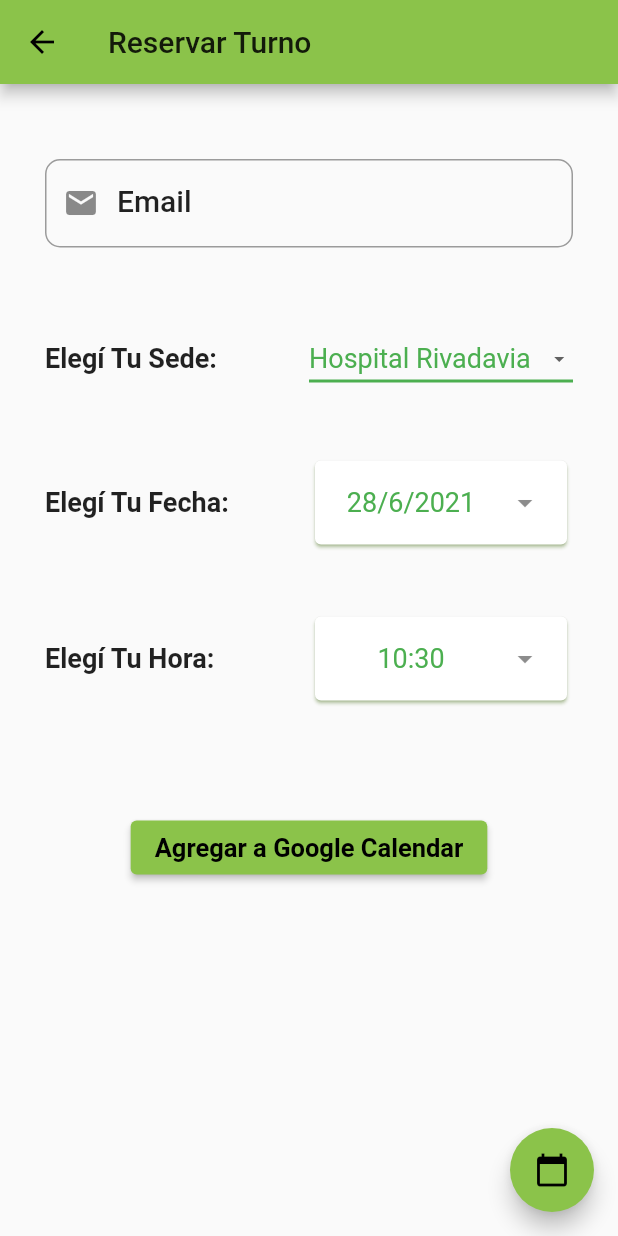
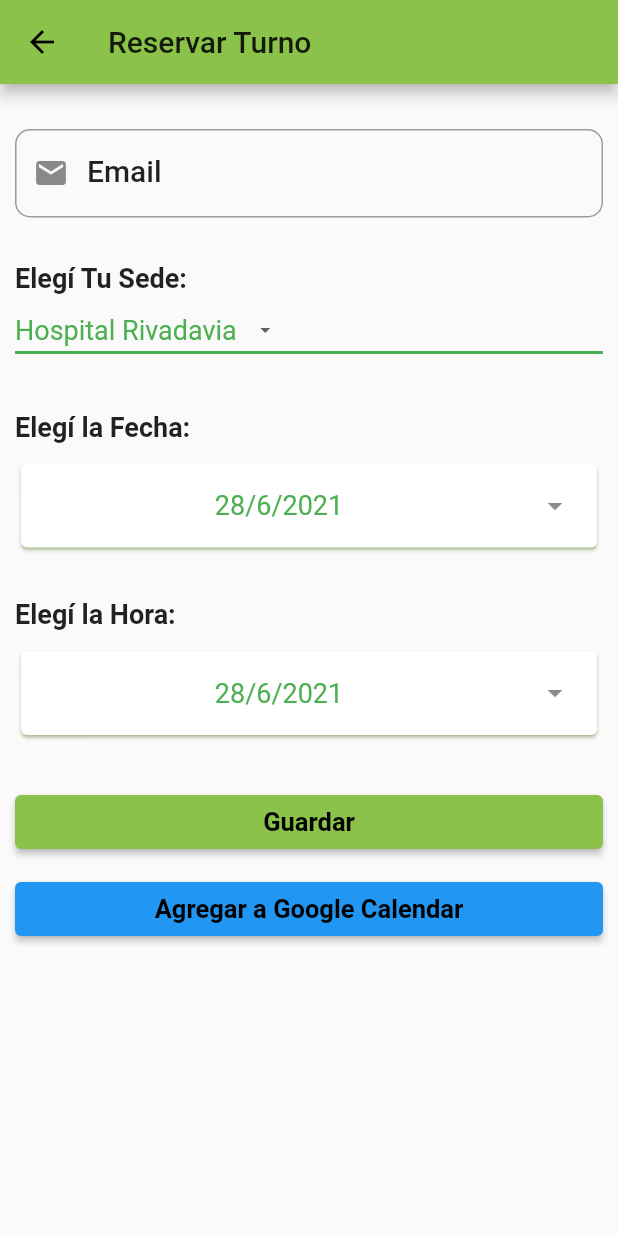
Before and after one commit to julitaras/turnAR, a Flutter app: the TakeTurnPage screen opened directly, on a phone screen of 412 x 824 dp. Run offline on Flutter 3.47's test engine with Material 2 defaults, Android fonts, the phone set to English and light mode, and no system bars; our stand-ins replace firebase_auth, firebase_core, font_awesome_flutter, google_sign_in, googleapis_auth; missing offline and left inert: googleapis; accounts and stored records are empty.

Commit message:
home details and ReservarTurno Layout Refactor

```diff
--- a/lib/pages/home.dart
+++ b/lib/pages/home.dart
@@ -85,7 +85,9 @@ class _MyHomePageState extends State<MyHomePage> {
             Card(
               child: Column(
                 children: <Widget>[
-                  Image.asset('assets/images/vaccinated.png'),
+                  Image.asset('assets/images/vaccinated.png',
+                  height: 200,
+                  fit:BoxFit.fill),
                   const ListTile(
                     title: Text('¡Bienvenido a TurnAR!'),
                     subtitle: Text('Plan de Vacunación COVID-19'),
@@ -94,7 +96,7 @@ class _MyHomePageState extends State<MyHomePage> {
               ),
             ),
             Card(
-              margin: const EdgeInsets.only(top: 60.0),
+              margin: const EdgeInsets.only(top: 20.0),
               child: Column(
                 children: <Widget>[
                   const ListTile(title: Text('Próximo Turno:')),
--- a/lib/pages/saveAppointment.dart
+++ b/lib/pages/saveAppointment.dart
@@ -35,16 +35,13 @@ class _TakeTurnPageState extends State<TakeTurnPage> {
     TextStyle? textStyle = Theme.of(context).textTheme.headline6;
     return Scaffold(
         appBar: AppBar(title: const Text("Reservar Turno")),
-        body: SingleChildScrollView(
-            child: Container(
-                margin: EdgeInsets.only(left: 10.0, right: 10.0),
-                padding: EdgeInsets.only(left: 20.0, right: 20.0),
-                child: Form(
+    body: Container(
+        margin: const EdgeInsets.only(left: 10.0, right: 10.0, top: 30.0),
+        child: Form(
                     key: formKey,
-                    child: Column(children: <Widget>[
-                      Container(
-                          margin: EdgeInsets.only(top: 50.0),
-                          child: Row(
+                    child: Column(
+                      children: <Widget>[
+                      Row(
                               mainAxisAlignment: MainAxisAlignment.center,
                               children: <Widget>[
                                 Expanded(
@@ -71,17 +68,21 @@ class _TakeTurnPageState extends State<TakeTurnPage> {
                                             return "Falta completar el Email";
                                           }
                                         }))
+                              ]),
+                      Container(
+                          margin: EdgeInsets.only(top: 30.0),
+                          child: Row(
+                              mainAxisAlignment: MainAxisAlignment.start,
+                              children: <Widget>[
+                                Text("Elegí Tu Sede:",
+                                textAlign: TextAlign.center,
+                                        style: TextStyle(
+                                            fontSize: 18,
+                                            fontWeight: FontWeight.bold)),
                               ])),
-                      Container(
-                          margin: EdgeInsets.only(top: 50.0),
-                          child: Row(
+                              Row(
                               mainAxisAlignment: MainAxisAlignment.center,
                               children: <Widget>[
-                                Expanded(
-                                    child: Text("Elegí Tu Sede:",
-                                        style: TextStyle(
-                                            fontSize: 18,
-                                            fontWeight: FontWeight.bold))),
                                 Expanded(
                                     child: DropdownButton(
                                   value: selectedSite,
@@ -106,18 +107,23 @@ class _TakeTurnPageState extends State<TakeTurnPage> {
                                     );
                                   }).toList(),
                                 ))
+                              ]),
+                      Container(
+                          margin: EdgeInsets.only(top: 30.0),
+                          child: Row(
+                              mainAxisAlignment: MainAxisAlignment.start,
+                              children: <Widget>[
+                                Text("Elegí la Fecha:",
+                                textAlign: TextAlign.center,
+                                        style: TextStyle(
+                                            fontSize: 18,
+                                            fontWeight: FontWeight.bold)),
                               ])),
                       Container(
-                          margin: EdgeInsets.only(top: 40.0),
+                          margin: EdgeInsets.only(top: 10.0),
                           child: Row(
-                              mainAxisAlignment: MainAxisAlignment.center,
-                              children: <Widget>[
-                                Expanded(
-                                    child: Text("Elegí Tu Fecha:",
-                                        style: TextStyle(
-                                            fontSize: 18,
-                                            fontWeight: FontWeight.bold))),
-                                Expanded(
+                              mainAxisAlignment: MainAxisAlignment.start,
+                              children: <Widget>[Expanded(
                                     child: Card(
                                   shadowColor: Colors.lightGreen,
                                   child: ListTile(
@@ -130,47 +136,60 @@ class _TakeTurnPageState extends State<TakeTurnPage> {
                                     onTap: _pickDate,
                                   ),
                                 ))
-                              ])),
-                      Container(
-                          margin: EdgeInsets.only(top: 40.0),
+                    ])),
+                    Container(
+                          margin: EdgeInsets.only(top: 30.0),
                           child: Row(
-                              mainAxisAlignment: MainAxisAlignment.center,
+                              mainAxisAlignment: MainAxisAlignment.start,
                               children: <Widget>[
-                                Expanded(
-                                    child: Text("Elegí Tu Hora:",
+                                Text("Elegí la Hora:",
+                                textAlign: TextAlign.center,
                                         style: TextStyle(
                                             fontSize: 18,
-                                            fontWeight: FontWeight.bold))),
-                                Expanded(
+                                            fontWeight: FontWeight.bold)),
+                              ])),
+                              Container(
+                          margin: EdgeInsets.only(top: 10.0),
+                          child: Row(
+                              mainAxisAlignment: MainAxisAlignment.start,
+                              children: <Widget>[Expanded(
                                     child: Card(
                                   shadowColor: Colors.lightGreen,
                                   child: ListTile(
-                                    title: Text(_sayTime(),
+                                    title: Text(
+                                        "${pickedDate.day}/${pickedDate.month}/${pickedDate.year}",
                                         textAlign: TextAlign.center,
                                         style: TextStyle(
                                             fontSize: 18, color: Colors.green)),
                                     trailing: Icon(Icons.arrow_drop_down),
-                                    onTap: _pickTime,
+                                    onTap: _pickDate,
                                   ),
                                 ))
-                              ])),
-                      Container(
-                          margin: EdgeInsets.only(top: 70.0),
+                    ])),
+                    Container(
+                          margin: EdgeInsets.only(top: 30.0),
+                          width: double.infinity,
                           child: ElevatedButton(
+                              child: Text("Guardar",
+                                  style: TextStyle(
+                                      fontSize: 17,
+                                      fontWeight: FontWeight.bold)),
+                              onPressed: () => { /* TODO debe guardar en la base el turno
+                              */})),
+                    Container(
+                          margin: EdgeInsets.only(top: 10.0),
+                          width: double.infinity,
+                          child: ElevatedButton(
+                            style: ButtonStyle(backgroundColor: MaterialStateProperty.all<Color>(Colors.blue),),
                               child: Text("Agregar a Google Calendar",
                                   style: TextStyle(
                                       fontSize: 17,
-                                      fontWeight: FontWeight.bold)),
+                                      fontWeight: FontWeight.bold,)),
                               onPressed: () => calendarClient.insert(pickedDate,
                                   pickedDate.add(Duration(minutes: 30)))))
-                    ])))),
-        floatingActionButton: FloatingActionButton(
-          onPressed: () {
-            log("Email: $emailController // $pickedDate");
-          },
-          tooltip: 'Imprimir fecha',
-          child: Icon(Icons.calendar_today),
-        ));
+                    ])
+                    ))
+    );
   }
 
   _pickDate() async {
```
